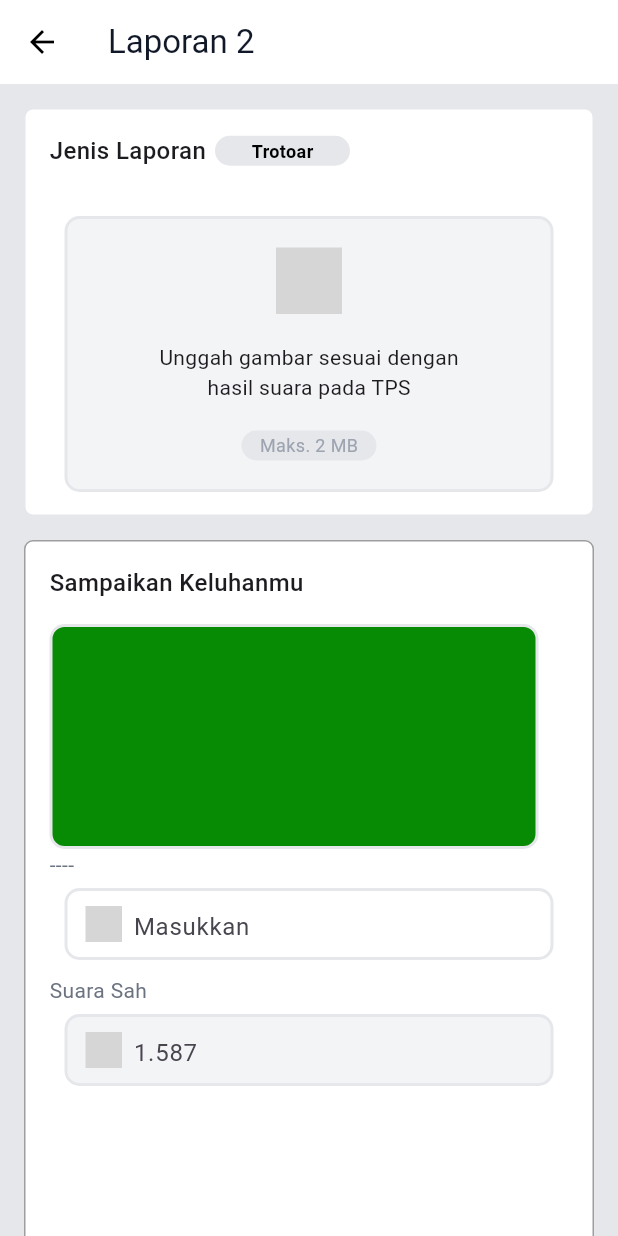
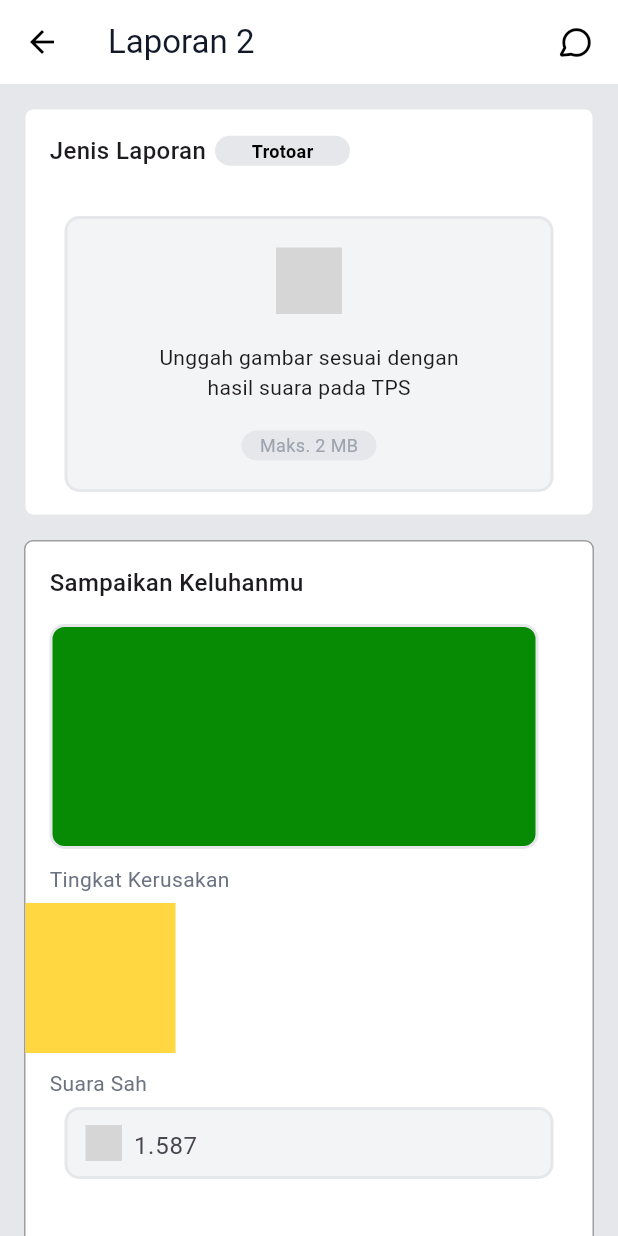
Before and after one commit to ikrarjii/streetReportApp, a Flutter app: the TambahLaporan screen opened directly, on a phone screen of 412 x 824 dp. Run offline on Flutter 3.47's test engine with Material 3 defaults, Android fonts, the phone set to English and light mode, and no system bars; our stand-ins replace flutter_map, image_picker, latlong2, shared_preferences; missing offline and left inert: svg_flutter; accounts and stored records are empty; project files that could hold a hidden picture were left out; grey boxes are pictures that could not be loaded.

Commit message:
update 2

```diff
--- a/lib/main.dart
+++ b/lib/main.dart
@@ -1,5 +1,5 @@
 import 'package:flutter/material.dart';
-import 'package:street__report/page/tambahLaporan.dart';
+import 'package:street__report/page/splash_screen.dart';
 
 void main() {
   runApp(const MyApp());
@@ -10,8 +10,8 @@ class MyApp extends StatelessWidget {
 
   @override
   Widget build(BuildContext context) {
-    return const MaterialApp(
-      home: TambahLaporan(),
+    return  MaterialApp(
+      home: SplashScreen(),
     );
   }
 }
--- a/lib/page/beranda.dart
+++ b/lib/page/beranda.dart
@@ -5,7 +5,7 @@ import 'package:street__report/config/app_icons.dart';
 import 'package:street__report/page/detail_laporan.dart';
 import 'package:street__report/page/maps.dart';
 import 'package:street__report/page/profil.dart';
-import 'package:street__report/ranking.dart';
+import 'package:street__report/page/ranking.dart';
 
 class Beranda extends StatelessWidget {
   const Beranda({super.key});
--- a/lib/page/tambahLaporan.dart
+++ b/lib/page/tambahLaporan.dart
@@ -1,10 +1,10 @@
 import 'dart:io';
-
 import 'package:flutter/material.dart';
 import 'package:image_picker/image_picker.dart';
 import 'package:street__report/config/app_colors.dart';
-import 'package:street__report/config/app_font.dart';
+import 'package:street__report/config/app_icons.dart';
 import 'package:street__report/page/beranda.dart';
+import 'package:street__report/page/message.dart';
 import 'package:svg_flutter/svg_flutter.dart';
 
 class TambahLaporan extends StatefulWidget {
@@ -54,6 +54,24 @@ class _TambahLaporanState extends State<TambahLaporan> {
           "Laporan 2",
           style: TextStyle(color: AppColors.base900),
         ),
+        actions: [
+          Padding(
+            padding: const EdgeInsets.all(16.0),
+            child: InkWell(
+              onTap: () {
+                Navigator.push(
+                    context,
+                    MaterialPageRoute(
+                      builder: (context) => Message(),
+                    ));
+              },
+              child: const Icon(
+                AppIcons.messageCircle01,
+                color: Colors.black,
+              ),
+            ),
+          ),
+        ],
       ),
       body: ListView(
         children: [
@@ -292,7 +310,10 @@ class _TambahLaporanState extends State<TambahLaporan> {
                       ),
                     ],
                   ),
-                  Row(
+                  const SizedBox(
+                    height: 10,
+                  ),
+                  const Row(
                     children: [
                       Padding(
                         padding: EdgeInsets.only(
@@ -300,7 +321,7 @@ class _TambahLaporanState extends State<TambahLaporan> {
                           bottom: 6,
                         ),
                         child: Text(
-                          "----",
+                          "Tingkat Kerusakan",
                           style: TextStyle(
                             fontSize: 14,
                             fontWeight: FontWeight.w400,
@@ -310,15 +331,22 @@ class _TambahLaporanState extends State<TambahLaporan> {
                       ),
                     ],
                   ),
-                  TextFieldWidget(
-                    svgPath: 'assets/image/suaraSah.svg',
-                    hintText: 'Masukkan ',
+
+                  Row(
+                    children: [
+                      Container(
+                        width: 100,
+                        height: 100,
+                        color: Colors.amberAccent,
+                      )
+                    ],
                   ),
-                  SizedBox(
+
+                  const SizedBox(
                     height: 10,
                   ),
                   //Suara Batal
-                  Row(
+                  const Row(
                     children: [
                       Padding(
                         padding: EdgeInsets.only(
```
Also changed, not shown: lib/page/message.dart (added, +77 -0 lines), lib/page/ranking.dart (renamed from lib/ranking.dart, +20 -0 lines), lib/page/reward.dart (added, +82 -0 lines), lib/page/splash_screen.dart (added, +41 -0 lines), assets/image/subtract1.png (added), assets/image/subtract2.png (added).
